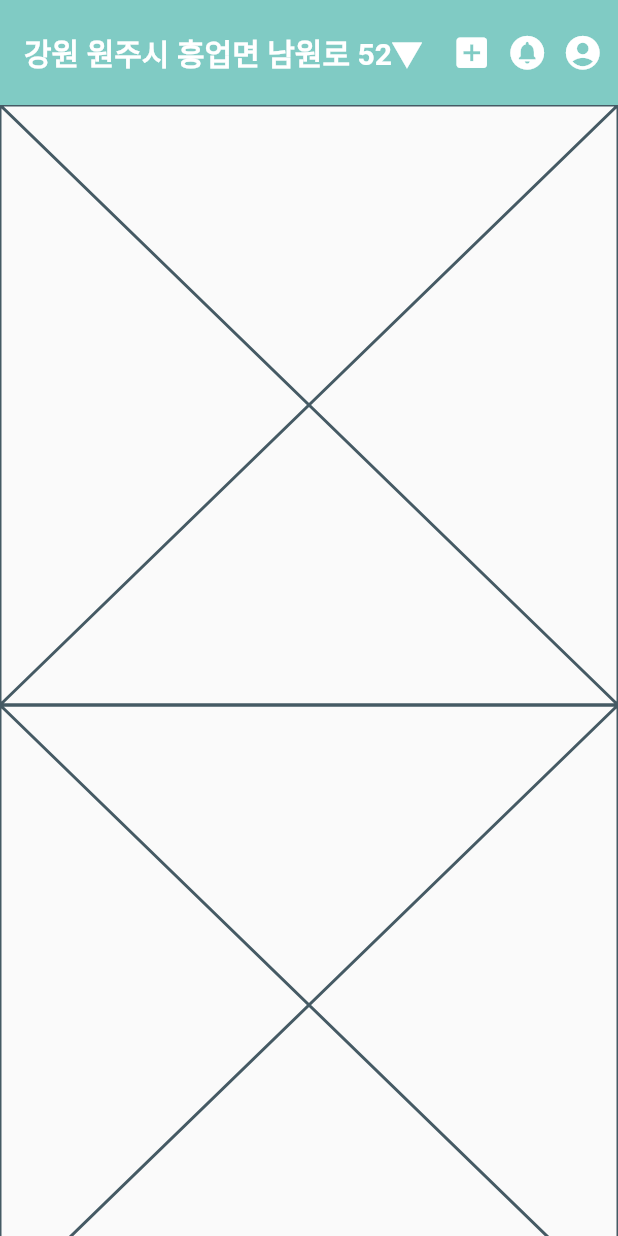
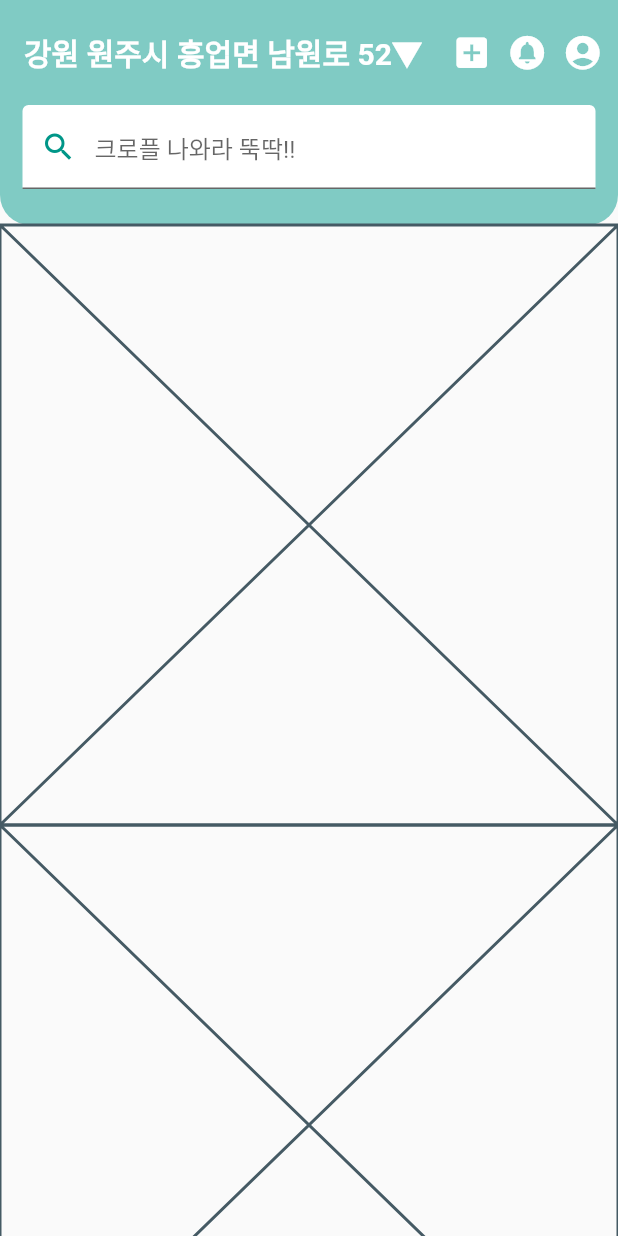
Before and after one commit to chihyeonwon/Flutter_Baemin, a Flutter app: the screen it shows after launch, on a phone screen of 412 x 824 dp. Run offline on Flutter 3.47's test engine with Material 2 defaults, Android fonts, the phone set to English and light mode, and no system bars.

Commit message:
검색창 구현

```diff
--- a/lib/top.dart
+++ b/lib/top.dart
@@ -1,12 +1,79 @@
 import 'package:flutter/material.dart';
 
-class Top extends StatelessWidget {
+class Top extends StatefulWidget {
   const Top({Key? key}) : super(key: key);
+
+  @override
+  State<Top> createState() => _TopState();
+}
+
+class _TopState extends State<Top> {
+  final TextEditingController _textController = new TextEditingController();
+  Widget _changedTextWidget = Container();
+
+  @override
+  void initState() {
+    super.initState();
+  }
+
+  void checkText(String text) {
+    _changedTextWidget = Container(
+      child: Text.rich(
+        //Text.rich 와 TextSpan 을 사용하여 다양한 스타일의 텍스트를 한줄에 표시할 수 있게 하는 위젯
+        TextSpan(
+          text: '=> ', //기본 스타일의 텍스트 (default text style)
+          children: [
+            TextSpan(
+              //TextSpan 위젯을 이용하여 다양한 스타일의 텍스트 사용 가능
+              text: '$text',
+              style: TextStyle(
+                fontSize: 20,
+                color: Colors.redAccent,
+              ),
+            ),
+          ],
+        ),
+      ),
+    );
+    setState(() {}); //setState 를 사용하여 화면 다시 그려줌
+  }
 
   @override
   Widget build(BuildContext context) {
     return Material(
-
-    );
+        child: Column(
+      children: [
+        Stack(
+          children: [
+            Container(
+              height: 80,
+              decoration: BoxDecoration(
+                color:Colors.teal[200],
+                  borderRadius: BorderRadius.only(
+                    bottomLeft:Radius.circular(20),
+                    bottomRight:Radius.circular(20),
+              )),
+            ),
+            GestureDetector(
+              onTap: () {}, // 검색창으로 이동
+              child: Padding(
+                padding: const EdgeInsets.only(left: 15.0, right: 15.0),
+                child: TextFormField(
+                  decoration: const InputDecoration(
+                    contentPadding: EdgeInsets.all(
+                      16.0,
+                    ),
+                    fillColor: Colors.white,
+                    filled: true,
+                    prefixIcon: Icon(Icons.search, color: Colors.teal,),
+                    hintText: '크로플 나와라 뚝딱!!',
+                  ),
+                ),
+              ),
+            ),
+          ],
+        ),
+      ],
+    ));
   }
 }
```
